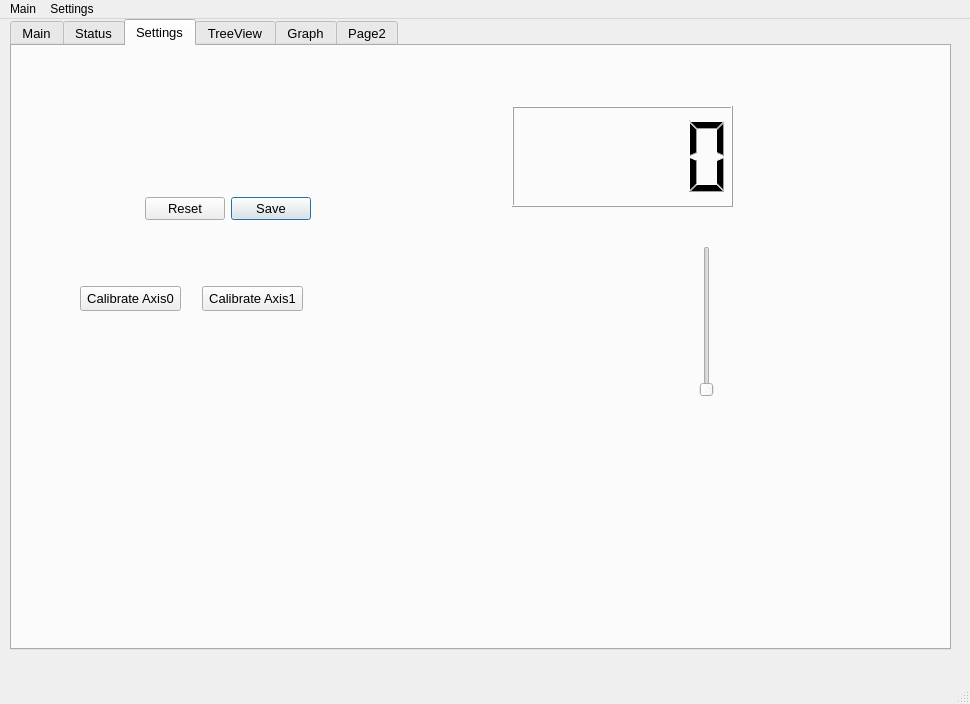
Old version of the form gui/mainwindow2.ui in the repository HK-AutoPlant/Gantry.
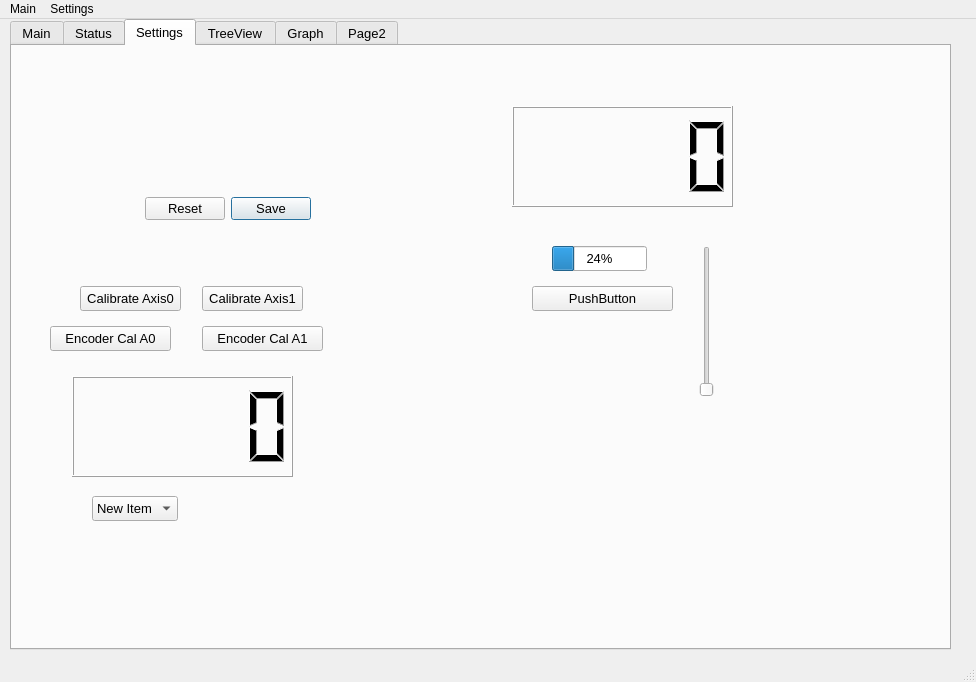
New version of the form. Icons and pictures are not drawn. Custom widgets are drawn as their Qt base class.

The edit to the form file:
```diff
--- a/gui/mainwindow2.ui
+++ b/gui/mainwindow2.ui
@@ -6,8 +6,8 @@
    <rect>
     <x>0</x>
     <y>0</y>
-    <width>970</width>
-    <height>704</height>
+    <width>976</width>
+    <height>682</height>
    </rect>
   </property>
   <property name="windowTitle">
@@ -557,6 +557,19 @@
      <attribute name="title">
       <string>Settings</string>
      </attribute>
+     <widget class="QProgressBar" name="progressBar">
+      <property name="geometry">
+       <rect>
+        <x>540</x>
+        <y>200</y>
+        <width>95</width>
+        <height>25</height>
+       </rect>
+      </property>
+      <property name="value">
+       <number>24</number>
+      </property>
+     </widget>
      <widget class="QSlider" name="velocityLimitX">
       <property name="geometry">
        <rect>
@@ -586,6 +599,19 @@
        </rect>
       </property>
      </widget>
+     <widget class="QPushButton" name="pushButton">
+      <property name="geometry">
+       <rect>
+        <x>520</x>
+        <y>240</y>
+        <width>141</width>
+        <height>25</height>
+       </rect>
+      </property>
+      <property name="text">
+       <string>PushButton</string>
+      </property>
+     </widget>
      <widget class="QDialogButtonBox" name="settingsButtons_setings">
       <property name="geometry">
        <rect>
@@ -628,6 +654,72 @@
        <string>Calibrate Axis1</string>
       </property>
      </widget>
+     <widget class="QLCDNumber" name="lcd_checkParameter">
+      <property name="geometry">
+       <rect>
+        <x>60</x>
+        <y>330</y>
+        <width>221</width>
+        <height>101</height>
+       </rect>
+      </property>
+     </widget>
+     <widget class="QComboBox" name="comboBox_CheckParameter">
+      <property name="geometry">
+       <rect>
+        <x>80</x>
+        <y>450</y>
+        <width>86</width>
+        <height>25</height>
+       </rect>
+      </property>
+      <item>
+       <property name="text">
+        <string>New Item</string>
+       </property>
+      </item>
+      <item>
+       <property name="text">
+        <string>Check velocity limit Axis1</string>
+       </property>
+      </item>
+      <item>
+       <property name="text">
+        <string>Check current limit Axis0</string>
+       </property>
+      </item>
+      <item>
+       <property name="text">
+        <string>Check velocity limit Axis0</string>
+       </property>
+      </item>
+     </widget>
+     <widget class="QPushButton" name="pushButton_calibrateEncodeOffsetAxis0">
+      <property name="geometry">
+       <rect>
+        <x>38</x>
+        <y>280</y>
+        <width>121</width>
+        <height>25</height>
+       </rect>
+      </property>
+      <property name="text">
+       <string>Encoder Cal A0</string>
+      </property>
+     </widget>
+     <widget class="QPushButton" name="pushButton_calibrateEncodeOffsetAxis1">
+      <property name="geometry">
+       <rect>
+        <x>190</x>
+        <y>280</y>
+        <width>121</width>
+        <height>25</height>
+       </rect>
+      </property>
+      <property name="text">
+       <string>Encoder Cal A1</string>
+      </property>
+     </widget>
     </widget>
     <widget class="QWidget" name="tab_4">
      <attribute name="title">
@@ -1123,8 +1215,8 @@
     <rect>
      <x>0</x>
      <y>0</y>
-     <width>970</width>
-     <height>21</height>
+     <width>976</width>
+     <height>22</height>
     </rect>
    </property>
    <widget class="QMenu" name="menuMain">
```
